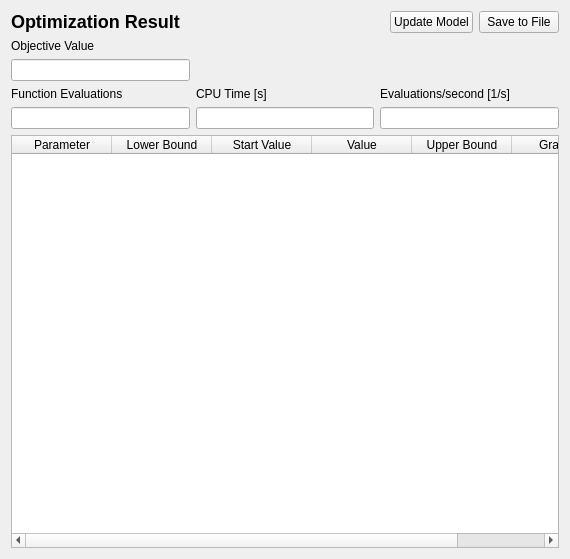
This is copasi/UI/CQOptimizationResult.ui in copasi/COPASI as Qt 5 draws it before an edit. The edited form follows.
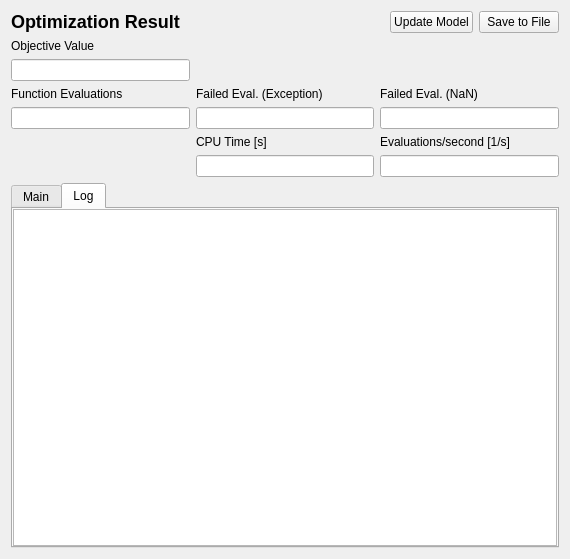
This is the edited form. The open tabs and pages were chosen to show the change. Custom widgets are drawn as their Qt base class.

Commit message: - added optimization logging as implemented by Jonas Foerster (replaced HTML log with qt version)

Diff of the .ui file:
```diff
--- a/copasi/UI/CQOptimizationResult.ui
+++ b/copasi/UI/CQOptimizationResult.ui
@@ -68,7 +68,7 @@
    </item>
    <item>
     <layout class="QGridLayout">
-     <item row="3" column="1">
+     <item row="5" column="1">
       <widget class="QLineEdit" name="mpEditCPUTime">
        <property name="readOnly">
         <bool>true</bool>
@@ -82,14 +82,14 @@
        </property>
       </widget>
      </item>
-     <item row="3" column="2">
+     <item row="5" column="2">
       <widget class="QLineEdit" name="mpEditSpeed">
        <property name="readOnly">
         <bool>true</bool>
        </property>
       </widget>
      </item>
-     <item row="2" column="2">
+     <item row="4" column="2">
       <widget class="QLabel" name="mpLblSpeed">
        <property name="text">
         <string>Evaluations/second [1/s]</string>
@@ -109,7 +109,7 @@
        </property>
       </widget>
      </item>
-     <item row="2" column="1">
+     <item row="4" column="1">
       <widget class="QLabel" name="mpLblCPUTime">
        <property name="text">
         <string>CPU Time [s]</string>
@@ -119,6 +119,40 @@
        </property>
       </widget>
      </item>
+     <item row="3" column="1">
+      <widget class="QLineEdit" name="mpEditFailedEvaluationsExc">
+       <property name="readOnly">
+        <bool>true</bool>
+       </property>
+      </widget>
+     </item>
+     <item row="3" column="2">
+      <widget class="QLineEdit" name="mpEditFailedEvaluationsNaN">
+       <property name="readOnly">
+        <bool>true</bool>
+       </property>
+      </widget>
+     </item>
+     <item row="2" column="1">
+      <widget class="QLabel" name="mpLblFailedEvaluationsExc">
+       <property name="text">
+        <string>Failed Eval. (Exception)</string>
+       </property>
+       <property name="wordWrap">
+        <bool>false</bool>
+       </property>
+      </widget>
+     </item>
+     <item row="2" column="2">
+      <widget class="QLabel" name="mpLblFailedEvaluationsNaN">
+       <property name="text">
+        <string>Failed Eval. (NaN)</string>
+       </property>
+       <property name="wordWrap">
+        <bool>false</bool>
+       </property>
+      </widget>
+     </item>
      <item row="0" column="0">
       <widget class="QLabel" name="mpLblObjectiveValue">
        <property name="text">
@@ -139,6 +173,22 @@
     </layout>
    </item>
    <item>
+    <widget class="QTabWidget" name="mpTabWidget">
+     <property name="sizePolicy">
+      <sizepolicy hsizetype="Ignored" vsizetype="Expanding">
+       <horstretch>0</horstretch>
+       <verstretch>0</verstretch>
+      </sizepolicy>
+     </property>
+     <property name="minimumSize">
+      <size>
+       <width>210</width>
+       <height>180</height>
+      </size>
+     </property>
+     <property name="currentIndex">
+      <number>0</number>
+     </property>
     <widget class="QTableWidget" name="mpParameters">
      <property name="editTriggers">
       <set>QAbstractItemView::NoEditTriggers</set>
@@ -146,6 +196,9 @@
      <property name="sortingEnabled">
       <bool>true</bool>
      </property>
+      <attribute name="title">
+       <string>Main</string>
+      </attribute>
      <column>
       <property name="text">
        <string>Parameter</string>
@@ -177,6 +230,38 @@
       </property>
      </column>
     </widget>
+     <widget class="QWidget" name="mpLogPage">
+      <attribute name="title">
+       <string>Log</string>
+      </attribute>
+      <layout class="QGridLayout">
+       <property name="leftMargin">
+        <number>0</number>
+       </property>
+       <property name="topMargin">
+        <number>0</number>
+       </property>
+       <property name="rightMargin">
+        <number>0</number>
+       </property>
+       <property name="bottomMargin">
+        <number>0</number>
+       </property>
+       <item row="0" column="0">
+        <widget class="QTreeWidget" name="mpLogTree">
+         <attribute name="headerVisible">
+          <bool>false</bool>
+         </attribute>
+         <column>
+          <property name="text">
+           <string notr="true">1</string>
+          </property>
+         </column>
+        </widget>
+       </item>
+      </layout>
+     </widget>
+    </widget>
    </item>
   </layout>
  </widget>
```
Left out of the diff: 26 changed lines with no effect on the pictures. Lines whose indentation alone changed are shown as unchanged. The commit also changes 46 other files.
